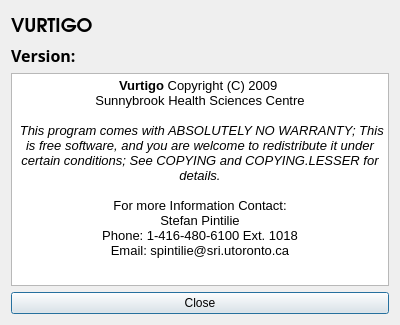
Above: rtUI/rtAboutDialog.ui from pengwg/vurtigo before the change. Below: the same form after it.
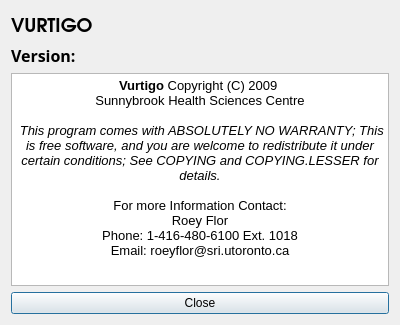
That is the form after the change.

```diff
--- a/rtUI/rtAboutDialog.ui
+++ b/rtUI/rtAboutDialog.ui
@@ -57,9 +57,9 @@
 &lt;p align=&quot;center&quot; style=&quot; margin-top:0px; margin-bottom:0px; margin-left:0px; margin-right:0px; -qt-block-indent:0; text-indent:0px;&quot;&gt;&lt;span style=&quot; font-style:italic;&quot;&gt; This program comes with ABSOLUTELY NO WARRANTY; This is free software, and you are welcome to redistribute it under certain conditions; See COPYING and COPYING.LESSER for details.&lt;/span&gt;&lt;/p&gt;
 &lt;p align=&quot;center&quot; style=&quot;-qt-paragraph-type:empty; margin-top:0px; margin-bottom:0px; margin-left:0px; margin-right:0px; -qt-block-indent:0; text-indent:0px;&quot;&gt;&lt;/p&gt;
 &lt;p align=&quot;center&quot; style=&quot; margin-top:0px; margin-bottom:0px; margin-left:0px; margin-right:0px; -qt-block-indent:0; text-indent:0px;&quot;&gt;For more Information Contact:&lt;/p&gt;
-&lt;p align=&quot;center&quot; style=&quot; margin-top:0px; margin-bottom:0px; margin-left:0px; margin-right:0px; -qt-block-indent:0; text-indent:0px;&quot;&gt;Stefan Pintilie&lt;/p&gt;
+&lt;p align=&quot;center&quot; style=&quot; margin-top:0px; margin-bottom:0px; margin-left:0px; margin-right:0px; -qt-block-indent:0; text-indent:0px;&quot;&gt;Roey Flor&lt;/p&gt;
 &lt;p align=&quot;center&quot; style=&quot; margin-top:0px; margin-bottom:0px; margin-left:0px; margin-right:0px; -qt-block-indent:0; text-indent:0px;&quot;&gt;Phone: 1-416-480-6100 Ext. 1018&lt;/p&gt;
-&lt;p align=&quot;center&quot; style=&quot; margin-top:0px; margin-bottom:0px; margin-left:0px; margin-right:0px; -qt-block-indent:0; text-indent:0px;&quot;&gt;Email: spintilie@sri.utoronto.ca&lt;/p&gt;
+&lt;p align=&quot;center&quot; style=&quot; margin-top:0px; margin-bottom:0px; margin-left:0px; margin-right:0px; -qt-block-indent:0; text-indent:0px;&quot;&gt;Email: roeyflor@sri.utoronto.ca&lt;/p&gt;
 &lt;p style=&quot;-qt-paragraph-type:empty; margin-top:0px; margin-bottom:0px; margin-left:0px; margin-right:0px; -qt-block-indent:0; text-indent:0px;&quot;&gt;&lt;/p&gt;&lt;/body&gt;&lt;/html&gt;</string>
      </property>
     </widget>
```
